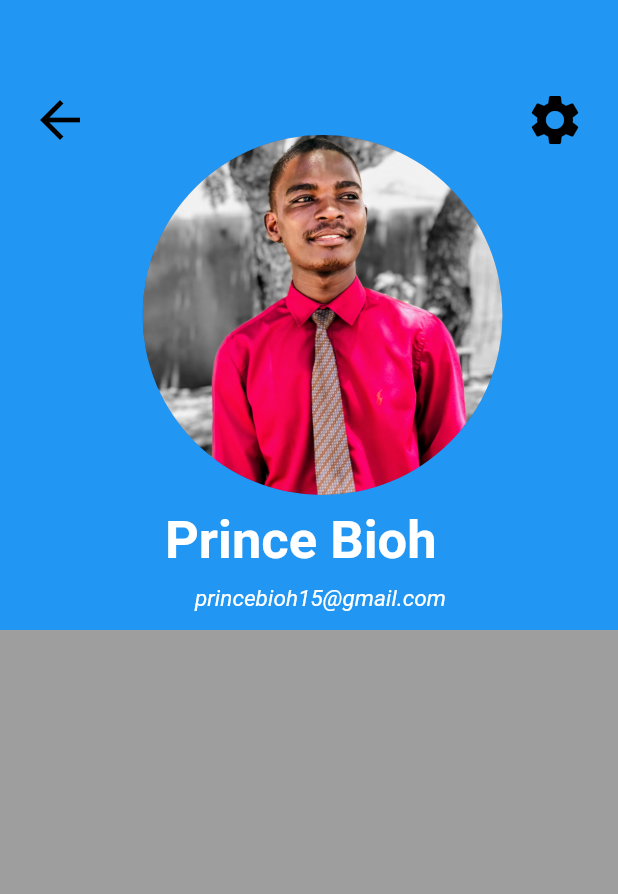
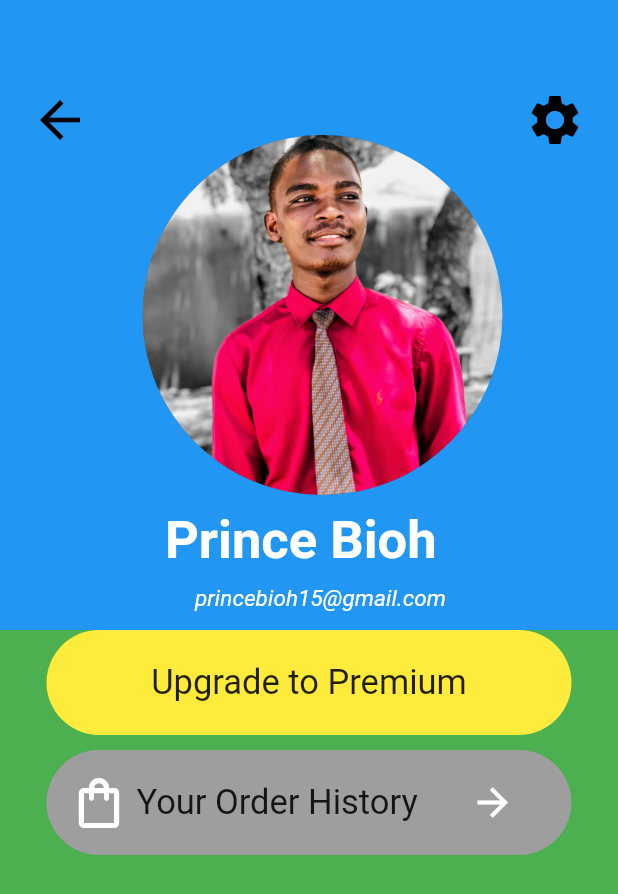
Before and after one commit to princebioh/Basic-Profile-Settings-UI-Flutter, a Flutter app: the screen it shows after launch, on a phone screen of 412 x 824 dp. Shown: the top 894 px of the screen. Run offline on Flutter 3.47's test engine with Material 2 defaults, Android fonts, the phone set to English and light mode, and no system bars; Roboto replaces fonts that are missing (Calibri, Verdana).

Commit message:
Added Reusable Container Button Widget

```diff
--- a/lib/main.dart
+++ b/lib/main.dart
@@ -1,7 +1,8 @@
 import 'package:flutter/material.dart';
+import 'widgets/external_buttons.dart';
 
 void main(List<String> args) {
-  runApp(HomePage());
+  runApp(const HomePage());
 }
 
 class HomePage extends StatelessWidget {
@@ -10,7 +11,7 @@ class HomePage extends StatelessWidget {
   @override
   Widget build(BuildContext context) {
     return MaterialApp(
-      debugShowCheckedModeBanner: false,
+      debugShowCheckedModeBanner: true,
       home: Scaffold(
         backgroundColor: Colors.grey[500],
         body: Column(
@@ -70,6 +71,41 @@ class HomePage extends StatelessWidget {
                     )),
               ]),
             ),
+            Container(
+              color: Colors.green,
+              height: 512,
+              width: 500,
+              child: Column(
+                mainAxisAlignment: MainAxisAlignment.start,
+                crossAxisAlignment: CrossAxisAlignment.center,
+                children: [
+                  Container(
+                    decoration: BoxDecoration(
+                      color: Colors.yellow,
+                      borderRadius: BorderRadius.circular(50),
+                    ),
+                    width: 350,
+                    height: 70,
+                    alignment: Alignment.center,
+                    child: const Text(
+                      "Upgrade to Premium",
+                      style: TextStyle(
+                        fontSize: 23,
+                        fontFamily: "Verdana",
+                      ),
+                    ),
+                  ),
+                  const SizedBox(
+                    height: 10,
+                  ),
+                  const ExternalButtons(
+                    leadingIcon: Icons.shopping_bag_outlined,
+                    textButton: "Your Order History",
+                    lastIcon: Icons.arrow_forward,
+                  )
+                ],
+              ),
+            )
           ],
         ),
       ),
--- /dev/null
+++ b/lib/widgets/external_buttons.dart
@@ -0,0 +1,52 @@
+import 'package:flutter/material.dart';
+
+class ExternalButtons extends StatelessWidget {
+  final IconData leadingIcon;
+  final String textButton;
+  final IconData? lastIcon;
+
+  const ExternalButtons(
+      {super.key,
+      required this.leadingIcon,
+      required this.textButton,
+      this.lastIcon});
+
+  @override
+  Widget build(BuildContext context) {
+    return Container(
+      decoration: BoxDecoration(
+        color: Colors.grey[500],
+        borderRadius: BorderRadius.circular(50),
+      ),
+      width: 350,
+      height: 70,
+      child: Row(
+        children: [
+          Padding(
+            padding: const EdgeInsets.only(left: 15),
+            child: Icon(
+              leadingIcon,
+              size: 40,
+              color: Colors.white,
+            ),
+          ),
+          const SizedBox(
+            width: 5,
+          ),
+          Text(
+            textButton,
+            style: const TextStyle(fontFamily: "Verdana", fontSize: 23),
+          ),
+          Padding(
+            padding: const EdgeInsets.only(left: 35),
+            child: Icon(
+              lastIcon,
+              size: 30,
+              color: Colors.white,
+            ),
+          ),
+        ],
+      ),
+    );
+  }
+}
```
